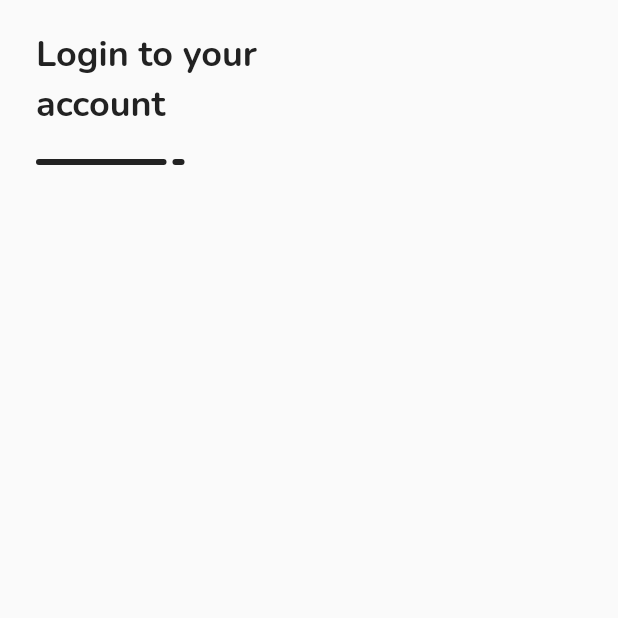
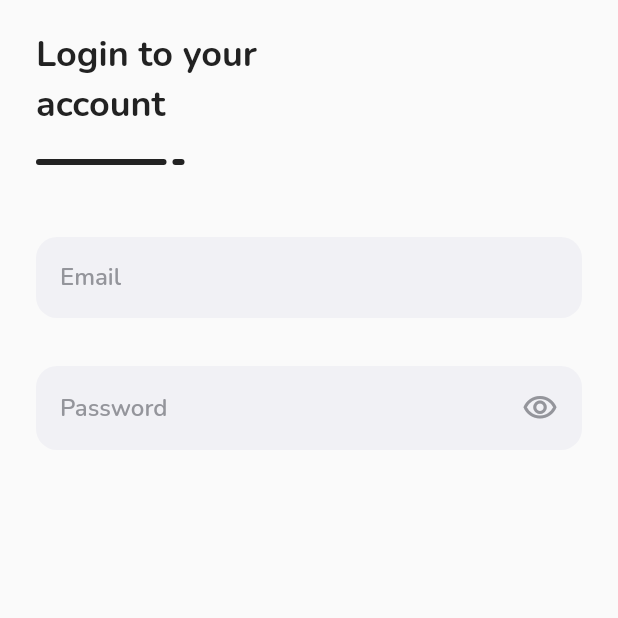
Before and after one commit to aprxty3/furniture_apps, a Flutter app: the screen it shows after launch, after a tap on "SKIP", after a tap on "NEXT", on a phone screen of 412 x 824 dp, the top half of it. Run offline on Flutter 3.47's test engine with Material 2 defaults, Android fonts, the phone set to English and light mode, and no system bars; our stand-ins replace carousel_slider, google_fonts.

Commit message:
add email & password form

```diff
--- a/lib/pages/sign_in_page.dart
+++ b/lib/pages/sign_in_page.dart
@@ -17,6 +17,8 @@ class _SignInPageState extends State<SignInPage> {
           padding: const EdgeInsets.symmetric(horizontal: 24),
           children: [
             title(),
+            email(),
+            password(),
           ],
         ),
       ),
@@ -80,4 +82,32 @@ class _SignInPageState extends State<SignInPage> {
       ),
     );
   }
+
+  Widget password() {
+    return Container(
+      margin: const EdgeInsets.only(top: 32),
+      padding: const EdgeInsets.all(16),
+      decoration: BoxDecoration(
+        borderRadius: BorderRadius.circular(14),
+        color: kWhiteGrey,
+      ),
+      child: Row(
+        children: [
+          Expanded(
+            child: TextFormField(
+              obscureText: true,
+              decoration: InputDecoration.collapsed(
+                hintText: 'Password',
+                hintStyle: hintTextStyle,
+              ),
+            ),
+          ),
+          Icon(
+            Icons.visibility_outlined,
+            color: kGrey,
+          ),
+        ],
+      ),
+    );
+  }
 }
```
